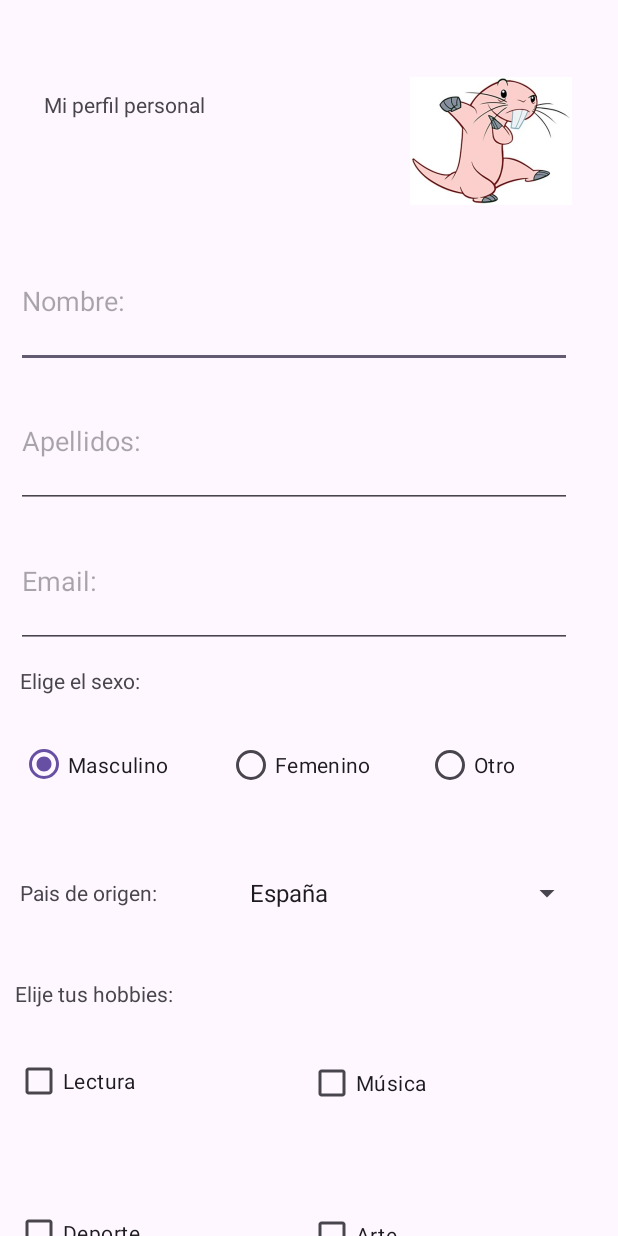
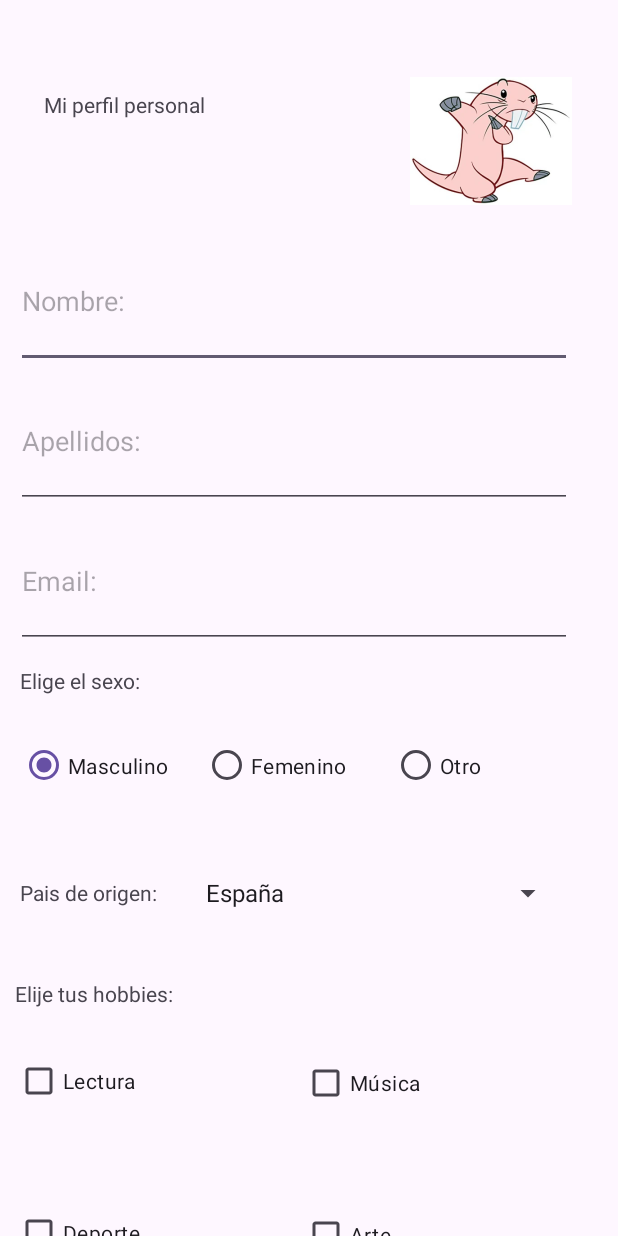
Before and after one commit to AHJulianMarias/Practica, an Android app: the screen it shows after launch (MainActivity), on a phone screen of 412 x 824 dp. Run offline under Robolectric (Android 15) with nearby library versions, the phone set to English and light mode, and no system bars.

```diff
--- a/app/src/main/res/layout-land/activity_main.xml
+++ b/app/src/main/res/layout-land/activity_main.xml
@@ -35,6 +35,7 @@
                 android:layout_width="0dp"
                 android:layout_height="89dp"
                 android:layout_marginTop="8dp"
+                android:autofillHints=""
                 android:ems="10"
                 android:hint="@string/nombre"
                 android:inputType="text"
@@ -49,6 +50,7 @@
                 android:layout_width="0dp"
                 android:layout_height="89dp"
                 android:layout_marginTop="4dp"
+                android:autofillHints=""
                 android:ems="10"
                 android:hint="@string/email"
                 android:inputType="textEmailAddress"
@@ -62,6 +64,7 @@
                 android:layout_width="0dp"
                 android:layout_height="89dp"
                 android:layout_marginTop="4dp"
+                android:autofillHints=""
                 android:ems="10"
                 android:hint="@string/apellidos"
                 android:inputType="text"
@@ -252,7 +255,8 @@
                 app:layout_constraintHorizontal_bias="0.029"
                 app:layout_constraintStart_toStartOf="@+id/seekBar"
                 app:layout_constraintTop_toBottomOf="@+id/seekBar"
-                app:layout_constraintWidth_percent="0.9" />
+                app:layout_constraintWidth_percent="0.9"
+                tools:ignore="UseSwitchCompatOrMaterialXml" />
 
             <Button
                 android:id="@+id/botonMostrarResultado"
--- a/app/src/main/res/layout/activity_main.xml
+++ b/app/src/main/res/layout/activity_main.xml
@@ -14,7 +14,7 @@
         tools:layout_editor_absoluteX="16dp">
 
         <androidx.constraintlayout.widget.ConstraintLayout
-            android:layout_width="wrap_content"
+            android:layout_width="match_parent"
             android:layout_height="wrap_content">
 
             <TextView
@@ -51,6 +51,7 @@
                 android:hint="@string/email"
                 android:inputType="textEmailAddress"
                 app:layout_constraintEnd_toEndOf="@+id/apellidosInp"
+                app:layout_constraintHorizontal_bias="0.0"
                 app:layout_constraintStart_toStartOf="@+id/apellidosInp"
                 app:layout_constraintTop_toBottomOf="@+id/apellidosInp"
                 app:layout_constraintWidth_percent="0.9" />
@@ -95,47 +96,52 @@
 
             <RadioGroup
                 android:id="@+id/radioGroup"
-                android:layout_width="383dp"
+                android:layout_width="0dp"
                 android:layout_height="94dp"
                 android:checkedButton="@id/rBMasc"
                 android:orientation="horizontal"
                 app:layout_constraintEnd_toEndOf="@+id/txtEligeSexo"
                 app:layout_constraintHorizontal_bias="0.0"
                 app:layout_constraintStart_toStartOf="@+id/txtEligeSexo"
-                app:layout_constraintTop_toBottomOf="@+id/txtEligeSexo">
+                app:layout_constraintTop_toBottomOf="@+id/txtEligeSexo"
+                app:layout_constraintWidth_percent="0.9">
 
                 <RadioButton
                     android:id="@+id/rBMasc"
-                    android:layout_width="159dp"
-                    android:layout_height="91dp"
+                    android:layout_width="0dp"
+                    android:layout_height="94dp"
                     android:layout_weight="1"
-                    android:text="@string/masculino" />
+                    android:text="@string/masculino"
+                    app:layout_constraintWidth_percent="0.25" />
 
                 <RadioButton
                     android:id="@+id/rbFem"
-                    android:layout_width="150dp"
-                    android:layout_height="88dp"
+                    android:layout_width="0dp"
+                    android:layout_height="94dp"
                     android:layout_marginEnd="4dp"
                     android:layout_weight="1"
-                    android:text="@string/femenino" />
+                    android:text="@string/femenino"
+                    app:layout_constraintWidth_percent="0.25" />
 
                 <RadioButton
                     android:id="@+id/rBOtro"
-                    android:layout_width="134dp"
-                    android:layout_height="93dp"
+                    android:layout_width="0dp"
+                    android:layout_height="94dp"
                     android:layout_weight="1"
-                    android:text="@string/otro" />
+                    android:text="@string/otro"
+                    app:layout_constraintWidth_percent="0.25" />
 
             </RadioGroup>
 
             <Spinner
                 android:id="@+id/spinnerPaises"
-                android:layout_width="230dp"
+                android:layout_width="0dp"
                 android:layout_height="60dp"
                 android:layout_marginTop="8dp"
                 android:layout_marginEnd="8dp"
                 app:layout_constraintEnd_toEndOf="@+id/radioGroup"
-                app:layout_constraintTop_toBottomOf="@+id/radioGroup" />
+                app:layout_constraintTop_toBottomOf="@+id/radioGroup"
+                app:layout_constraintWidth_percent="0.60" />
 
             <TextView
                 android:id="@+id/textView6"
@@ -148,18 +154,19 @@
 
             <CheckBox
                 android:id="@+id/checkBoxLectura"
-                android:layout_width="183dp"
+                android:layout_width="0dp"
                 android:layout_height="65dp"
                 android:layout_marginTop="16dp"
                 android:text="@string/lectura"
                 app:layout_constraintEnd_toEndOf="@+id/textView2"
                 app:layout_constraintHorizontal_bias="0.0"
                 app:layout_constraintStart_toStartOf="@+id/textView2"
-                app:layout_constraintTop_toBottomOf="@+id/textView2" />
+                app:layout_constraintTop_toBottomOf="@+id/textView2"
+                app:layout_constraintWidth_percent="0.425" />
 
             <CheckBox
                 android:id="@+id/cbMusic"
-                android:layout_width="183dp"
+                android:layout_width="0dp"
                 android:layout_height="65dp"
                 android:layout_marginTop="64dp"
                 android:layout_weight="1"
@@ -167,33 +174,36 @@
                 app:layout_constraintEnd_toEndOf="@+id/spinnerPaises"
                 app:layout_constraintHorizontal_bias="1.0"
                 app:layout_constraintStart_toStartOf="@+id/spinnerPaises"
-                app:layout_constraintTop_toBottomOf="@+id/spinnerPaises" />
+                app:layout_constraintTop_toBottomOf="@+id/spinnerPaises"
+                app:layout_constraintWidth_percent="0.425" />
 
             <CheckBox
                 android:id="@+id/cBArt"
-                android:layout_width="183dp"
+                android:layout_width="0dp"
                 android:layout_height="65dp"
                 android:layout_marginTop="36dp"
                 android:text="@string/arte"
                 app:layout_constraintEnd_toEndOf="@+id/cbMusic"
                 app:layout_constraintHorizontal_bias="0.0"
                 app:layout_constraintStart_toStartOf="@+id/cbMusic"
-                app:layout_constraintTop_toBottomOf="@+id/cbMusic" />
+                app:layout_constraintTop_toBottomOf="@+id/cbMusic"
+                app:layout_constraintWidth_percent="0.425" />
 
             <CheckBox
                 android:id="@+id/cBDeporte"
-                android:layout_width="183dp"
+                android:layout_width="0dp"
                 android:layout_height="65dp"
                 android:layout_marginTop="36dp"
                 android:text="@string/deporte"
                 app:layout_constraintEnd_toEndOf="@+id/checkBoxLectura"
                 app:layout_constraintHorizontal_bias="0.0"
                 app:layout_constraintStart_toStartOf="@+id/checkBoxLectura"
-                app:layout_constraintTop_toBottomOf="@+id/checkBoxLectura" />
+                app:layout_constraintTop_toBottomOf="@+id/checkBoxLectura"
+                app:layout_constraintWidth_percent="0.425" />
 
             <SeekBar
                 android:id="@+id/seekBar"
-                android:layout_width="271dp"
+                android:layout_width="0dp"
                 android:layout_height="20dp"
                 android:layout_marginTop="12dp"
                 android:max="10"
@@ -202,7 +212,8 @@
                 app:layout_constraintEnd_toEndOf="@+id/textView3"
                 app:layout_constraintHorizontal_bias="0.0"
                 app:layout_constraintStart_toStartOf="@+id/textView3"
-                app:layout_constraintTop_toBottomOf="@+id/textView3" />
+                app:layout_constraintTop_toBottomOf="@+id/textView3"
+                app:layout_constraintWidth_percent="0.85" />
 
             <TextView
                 android:id="@+id/textView2"
@@ -228,18 +239,20 @@
 
             <Switch
                 android:id="@+id/switch1"
-                android:layout_width="373dp"
+                android:layout_width="0dp"
                 android:layout_height="98dp"
                 android:layout_marginTop="16dp"
                 android:text="@string/suscripcion_al_bolet_n_informativo"
                 app:layout_constraintEnd_toEndOf="@+id/seekBar"
                 app:layout_constraintHorizontal_bias="0.029"
                 app:layout_constraintStart_toStartOf="@+id/seekBar"
-                app:layout_constraintTop_toBottomOf="@+id/seekBar" />
+                app:layout_constraintTop_toBottomOf="@+id/seekBar"
+                app:layout_constraintWidth_percent="0.90"
+                tools:ignore="UseSwitchCompatOrMaterialXml" />
 
             <Button
                 android:id="@+id/botonMostrarResultado"
-                android:layout_width="263dp"
+                android:layout_width="0dp"
                 android:layout_height="57dp"
                 android:layout_marginStart="52dp"
                 android:layout_marginTop="24dp"
@@ -248,15 +261,17 @@
                 app:layout_constraintEnd_toEndOf="@+id/cBArt"
                 app:layout_constraintHorizontal_bias="0.0"
                 app:layout_constraintStart_toStartOf="@+id/switch1"
-                app:layout_constraintTop_toBottomOf="@+id/switch1" />
+                app:layout_constraintTop_toBottomOf="@+id/switch1"
+                app:layout_constraintWidth_percent="0.75" />
 
             <TextView
                 android:id="@+id/mostrarResultado"
-                android:layout_width="400dp"
+                android:layout_width="401dp"
                 android:layout_height="188dp"
                 android:layout_marginTop="4dp"
+                android:textSize="16sp"
                 app:layout_constraintEnd_toEndOf="@+id/botonMostrarResultado"
-                app:layout_constraintHorizontal_bias="0.467"
+                app:layout_constraintHorizontal_bias="0.619"
                 app:layout_constraintStart_toStartOf="@+id/botonMostrarResultado"
                 app:layout_constraintTop_toBottomOf="@+id/botonMostrarResultado" />
 
--- a/app/src/main/res/values/strings.xml
+++ b/app/src/main/res/values/strings.xml
@@ -19,7 +19,7 @@
     <string name="guardar_y_mostrar">Guardar y mostrar</string>
     <string name="suscripcion_al_bolet_n_informativo">Suscripcion al boletín informativo:</string>
     <string name="_0">0</string>
-    <string name="nombre_apellidos_email_sexo_pais_de_origen_hobbies_nivel_de_satisfaccion_suscripcion_al_boletin_si">"Nombre: %1$s\n                    |Apellidos: %2$s\n                    |Email: %3$s\n                    |Sexo: %4$s\n                    |País de origen: %5$s\n                    |Hobbies: %6$s\n                    |Nivel de satisfacción: %7$s\n                    |Suscripción al boletin: Si\n                "</string>
-    <string name="nombre_apellidos_email_sexo_pais_de_origen_hobbies_nivel_de_satisfaccion_suscripcion_al_boletin_no">"Nombre: %1$s\n                    |Apellidos: %2$s\n                    |Email: %3$s\n                    |Sexo: %4$s\n                    |País de origen: %5$s\n                    |Hobbies: %6$s\n                    |Nivel de satisfacción: %7$s\n                    |Suscripción al boletin: No\n                "</string>
+    <string name="nombre_apellidos_email_sexo_pais_de_origen_hobbies_nivel_de_satisfaccion_suscripcion_al_boletin_si">"Nombre: %1$s\n                    |Apellidos: %2$s\n                    |Email: %3$s\n                    |Sexo: %4$s\n                    |País de origen: %5$s\n                    |Hobbies: %6$s\n                    |Nivel de satisfacción: %7$s\n                    |Suscripción al boletin: Si.\n                "</string>
+    <string name="nombre_apellidos_email_sexo_pais_de_origen_hobbies_nivel_de_satisfaccion_suscripcion_al_boletin_no">"Nombre: %1$s\n                    |Apellidos: %2$s\n                    |Email: %3$s\n                    |Sexo: %4$s\n                    |País de origen: %5$s\n                    |Hobbies: %6$s\n                    |Nivel de satisfacción: %7$s\n                    |Suscripción al boletin: No.\n                "</string>
     <string name="no_has_escogido_ningun_hobbie">No has escogido ningun hobbie</string>
 </resources>
```
Also changed, not shown: app/src/main/java/com/example/practica/MainActivity.kt (+93 -42 lines).
